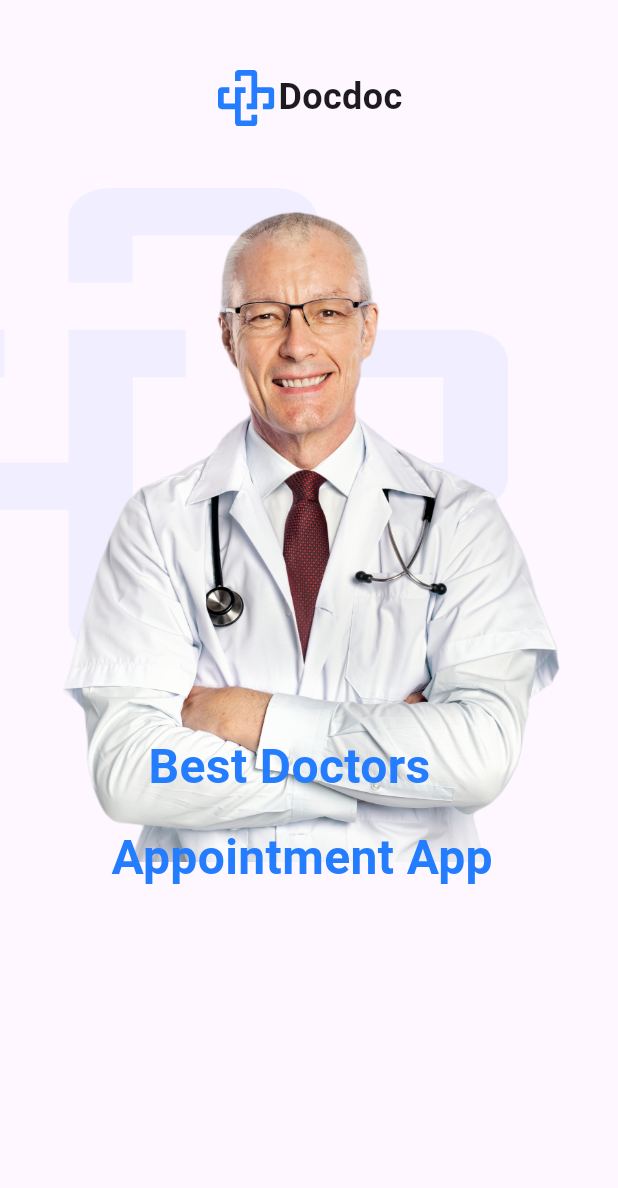
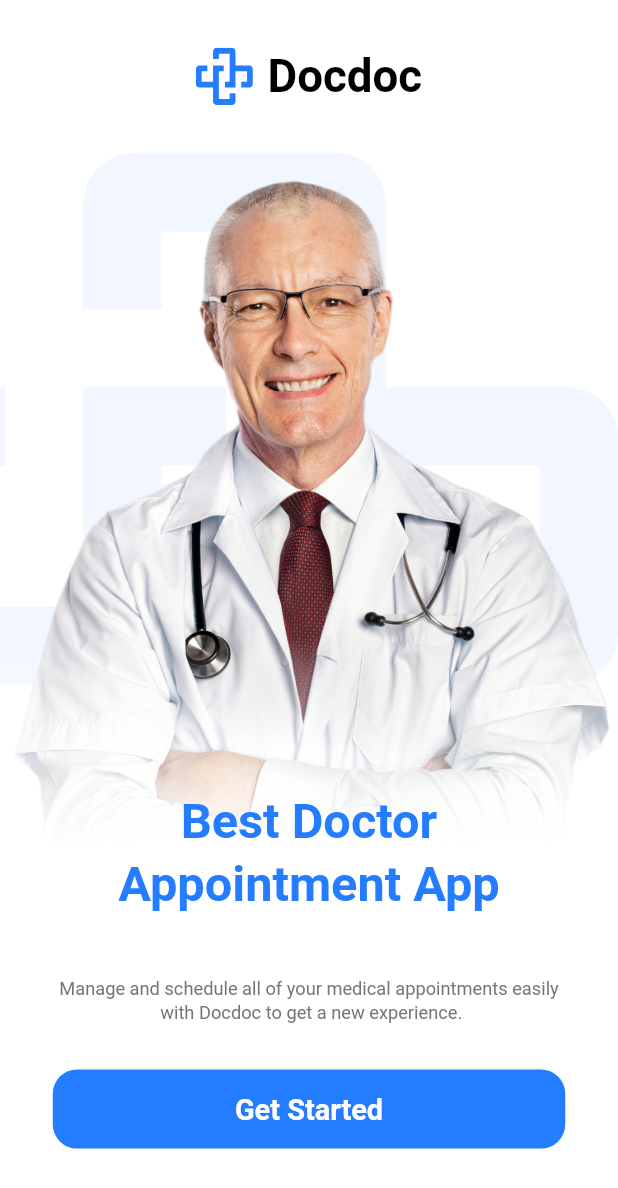
Before and after one commit to AhmedOkasha0/DocApp, a Flutter app: the screen it shows after launch, on a phone screen of 412 x 824 dp. Shown: the top 1188 px of the screen. Run offline on Flutter 3.47's test engine with Material 3 defaults, Android fonts, the phone set to English and light mode, and no system bars; our stand-ins replace flutter_screenutil, flutter_svg, gap.

Commit message:
finish on boarding screen

```diff
--- /dev/null
+++ b/lib/core/common/widgets/custom_buttom.dart
@@ -0,0 +1,48 @@
+
+import 'package:doc_app/core/themes/color.dart';
+import 'package:doc_app/core/themes/styles.dart';
+import 'package:flutter/material.dart';
+import 'package:flutter_screenutil/flutter_screenutil.dart';
+
+class CustomButton extends StatelessWidget {
+  const CustomButton(
+      {super.key,
+      this.height,
+      this.width,
+      required this.label,
+      required this.onTap,
+      this.textSize,
+      this.child});
+
+  final double? height;
+  final double? width;
+  final String label;
+  final double? textSize;
+  final Widget? child;
+  final void Function() onTap;
+
+  @override
+  Widget build(BuildContext context) {
+    return GestureDetector(
+      onTap: onTap,
+      child: Container(
+        height: (height ?? 50).h,
+        width: (width ?? double.infinity).w,
+        alignment: Alignment.center,
+        decoration: BoxDecoration(
+          color: AppColors.c247CFF,
+          borderRadius: BorderRadius.circular(16.r),
+        ),
+        child: child ??
+            Text(
+              label,
+              style: AppStyles.textStyle(
+                size: textSize ?? 19,
+                weight: FontWeight.w700,
+                color: Colors.white,
+              ),
+            ),
+      ),
+    );
+  }
+}
--- a/lib/core/themes/color.dart
+++ b/lib/core/themes/color.dart
@@ -3,4 +3,5 @@ import 'package:flutter/material.dart';
 class AppColors {
   static const Color c247CFF = Color(0xff247CFF);
   static const Color black = Color(0xFF000000);
+  static const Color c757575 =Color(0xFF757575);
 }
--- a/lib/core/themes/styles.dart
+++ b/lib/core/themes/styles.dart
@@ -24,6 +24,8 @@ class AppStyles {
         fontStyle: isItalic! ? FontStyle.italic : null,
         decoration: decoration,
         shadows: shadow,
-        decorationColor: decorationColor);
+        decorationColor: decorationColor,
+    );
+
   }
 }
--- a/lib/features/on_boarding/presentation/screen/on_boarding.dart
+++ b/lib/features/on_boarding/presentation/screen/on_boarding.dart
@@ -1,9 +1,16 @@
+
+import 'dart:ui';
+
+import 'package:doc_app/core/common/widgets/custom_buttom.dart';
 import 'package:doc_app/core/constatns/images.dart';
 import 'package:doc_app/core/themes/color.dart';
+import 'package:doc_app/core/themes/styles.dart';
+import 'package:doc_app/features/on_boarding/presentation/widgets/doctor_image_widget.dart';
 import 'package:flutter/material.dart';
 import 'package:flutter_screenutil/flutter_screenutil.dart';
 import 'package:flutter_svg/flutter_svg.dart';
 import 'package:gap/gap.dart';
+
 
 class OnBoardingScreen extends StatelessWidget {
   const OnBoardingScreen({super.key});
@@ -11,70 +18,43 @@ class OnBoardingScreen extends StatelessWidget {
   @override
   Widget build(BuildContext context) {
     return Scaffold(
-      body: Column(
-        children: [
-          Padding(
-            padding: EdgeInsets.only(top: 45.h),
-            child: Row(
-              mainAxisAlignment: MainAxisAlignment.center,
-              children: [
-                SvgPicture.asset(
-                  ImageConstants.docLogo,
-                  height: 38.h,
-                  width: 38.w,
-                ),
-                const Text(
-                  "Docdoc",
-                  style: TextStyle(
-                    fontSize: 24,
-                    fontWeight: FontWeight.w700,
-                  ),
-                ),
-              ],
-            ),
-          ),
-          Gap(40.h),
-          Stack(
-            clipBehavior: Clip.none,
+      backgroundColor: Colors.white,
+      body: SafeArea(
+        child: Padding(
+          padding:  EdgeInsets.only(top:30.h ),
+          child:  Column(
             children: [
-              Image.asset(
-                ImageConstants.onBoardingBackGround,
-                height: 306.h,
-                width: 308.w,
-                fit: BoxFit.fill,
+              Row(
+                mainAxisAlignment: MainAxisAlignment.center,
+                children: [
+                  SvgPicture.asset(ImageConstants.docLogo),
+                  Gap(8.w),
+                  Text("Docdoc",style: AppStyles.textStyle(
+                    size: 30,
+                    color: Colors.black,
+                    weight: FontWeight.w700
+                  ),),
+
+                ],
+
               ),
-              Image.asset(
-                ImageConstants.doctorImage,
-                height: 443.h,
-                width: 443.w,
+              Gap(30.h),
+              const DoctorImage(),
+              Gap(10.h),
+              Text("Manage and schedule all of your medical appointments easily\n with Docdoc to get a new experience.",style: AppStyles.textStyle(
+                size: 12,
+                color: AppColors.c757575,
               ),
-              Positioned(
-                left: 90.w,
-                bottom: 40.h,
-                child: const Text(
-                  "Best Doctors",
-                  style: TextStyle(
-                    color: AppColors.c247CFF,
-                    fontSize: 32,
-                    fontWeight: FontWeight.w700,
-                  ),
-                ),
-              ),
-              Positioned(
-                bottom: -20.h,
-                left: 60.w,
-                child: const Text(
-                  " Appointment App",
-                  style: TextStyle(
-                    color: AppColors.c247CFF,
-                    fontSize: 32,
-                    fontWeight: FontWeight.w700,
-                  ),
-                ),
+              textAlign: TextAlign.center,),
+              Gap(30.h),
+              CustomButton(label: "Get Started", onTap: (){},
+              height: 52,
+              width: 311,
+
               )
             ],
-          )
-        ],
+          ),
+        ),
       ),
     );
   }
--- /dev/null
+++ b/lib/features/on_boarding/presentation/widgets/doctor_image_widget.dart
@@ -0,0 +1,47 @@
+import 'package:doc_app/core/constatns/images.dart';
+import 'package:doc_app/core/themes/color.dart';
+import 'package:doc_app/core/themes/styles.dart';
+import 'package:flutter/material.dart';
+import 'package:flutter_screenutil/flutter_screenutil.dart';
+
+class DoctorImage extends StatefulWidget {
+  const DoctorImage({super.key});
+
+  @override
+  State<DoctorImage> createState() => _DoctorImageState();
+}
+
+class _DoctorImageState extends State<DoctorImage> {
+  @override
+  Widget build(BuildContext context) {
+    return Stack(
+      children: [
+        Image.asset(ImageConstants.onBoardingBackGround),
+        Container(
+
+          foregroundDecoration: BoxDecoration(
+            gradient: LinearGradient(
+                colors: [
+                  Colors.white,
+                  Colors.white.withOpacity(0.0),
+                ],
+                begin: Alignment.bottomCenter,
+                end: Alignment.topCenter,
+                stops: const [0.14, 0.4]),
+          ),
+          child: Image.asset(ImageConstants.doctorImage),
+        ),
+        Positioned(
+          bottom: 30.h,
+          left: 0,
+          right: 0,
+          child: Text(
+            "Best Doctor\nAppointment App",
+            style: AppStyles.textStyle(size: 32, weight: FontWeight.w700,color: AppColors.c247CFF,),
+            textAlign: TextAlign.center,
+          ),
+        )
+      ],
+    );
+  }
+}
```
Also changed, not shown: pubspec.lock.
